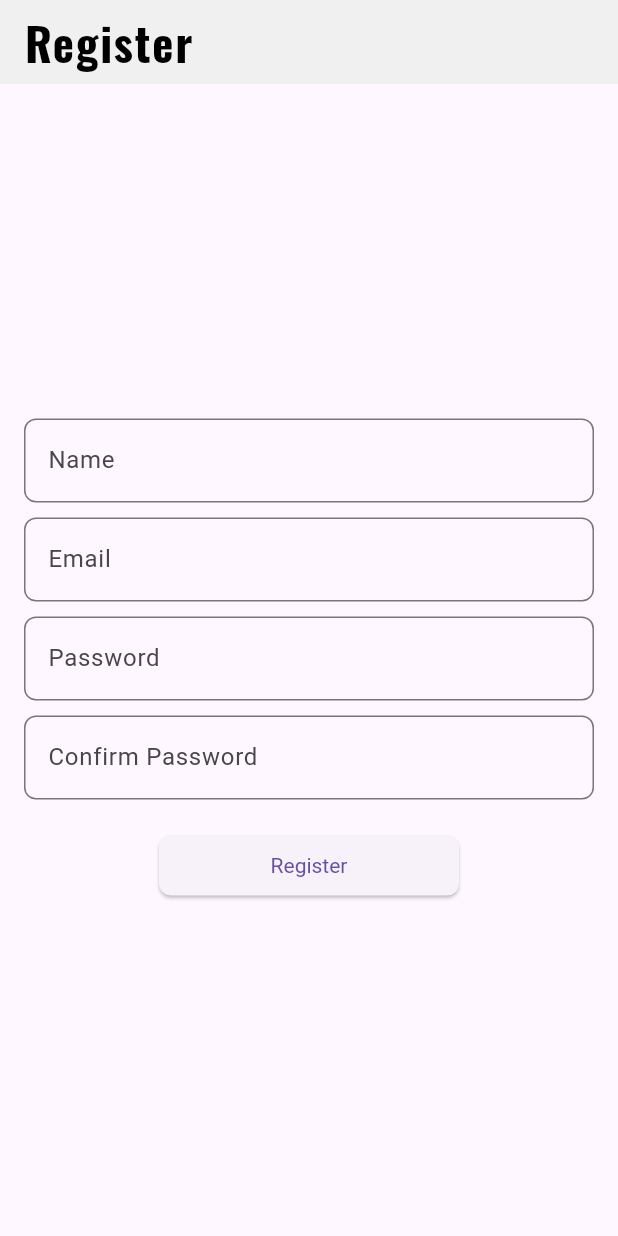
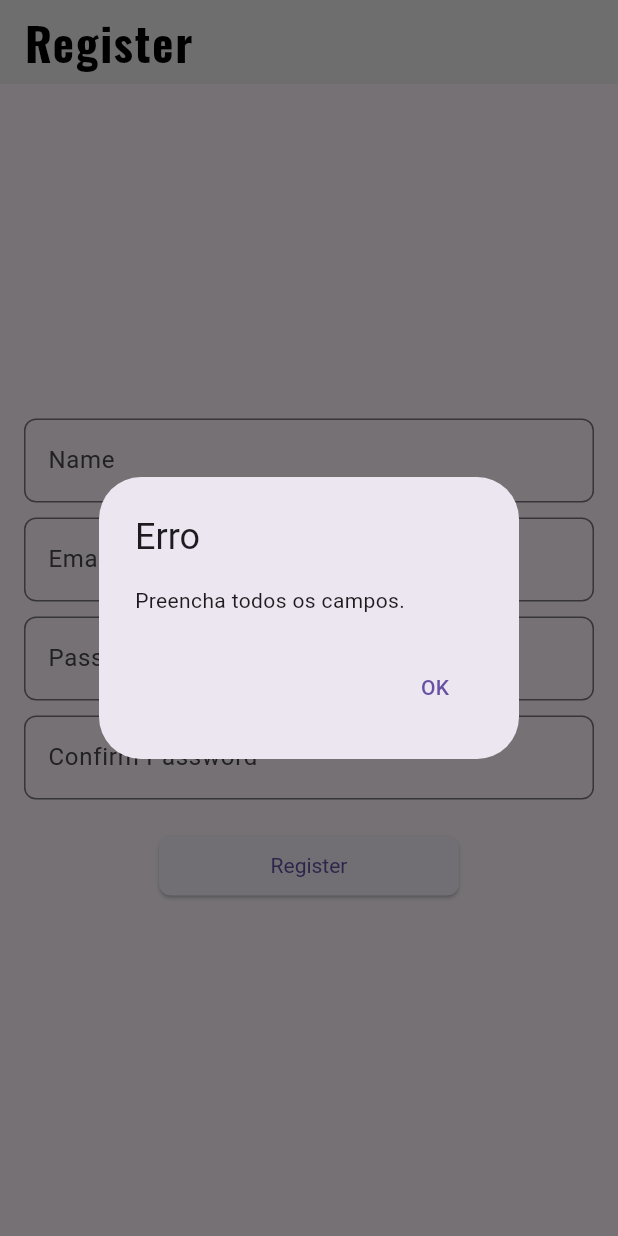
Before and after one commit to leonardomagalhaes21/feup-ESOF, a Flutter app: the RegisterScreen screen opened directly, after a tap on "Register", on a phone screen of 412 x 824 dp. Run offline on Flutter 3.47's test engine with Material 3 defaults, Android fonts, the phone set to English and light mode, and no system bars; our stand-ins replace cloud_firestore, firebase_auth, firebase_core, flutter_rating_bar, google_fonts, image_picker and 1 more; accounts and stored records are empty.

Commit message:
pop ups de aviso adicionados

```diff
--- a/app_code/lib/register_screen.dart
+++ b/app_code/lib/register_screen.dart
@@ -1,5 +1,6 @@
 import 'package:flutter/material.dart';
 import 'package:firebase_auth/firebase_auth.dart';
+import 'package:cloud_firestore/cloud_firestore.dart';
 import 'main.dart';
 import 'package:google_fonts/google_fonts.dart';
 
@@ -14,24 +15,62 @@ class RegisterScreen extends StatelessWidget {
 
   Future<void> _register(BuildContext context) async {
     try {
-      if (_passwordController.text != _confirmPasswordController.text) {
-        print("As senhas não coincidem.");
+      if (_nameController.text.isEmpty ||
+          _emailController.text.isEmpty ||
+          _passwordController.text.isEmpty ||
+          _confirmPasswordController.text.isEmpty) {
+        _showAlertDialog(context, "Preencha todos os campos.");
         return;
       }
 
+      if (_passwordController.text != _confirmPasswordController.text) {
+        _showAlertDialog(context, "As senhas não coincidem.");
+        return;
+      }
+
+      // Criar o usuário no Firebase Auth
       UserCredential userCredential =
           await FirebaseAuth.instance.createUserWithEmailAndPassword(
         email: _emailController.text,
         password: _passwordController.text,
       );
 
+      // Adicionar informações adicionais do usuário ao Firestore
+      await FirebaseFirestore.instance.collection('users').doc(userCredential.user?.uid).set({
+        'name': _nameController.text,
+        'biography': '',
+        'profileImageUrl': '', // Adicione a URL da imagem de perfil, se houver
+      });
+
+      // Navegar para a tela principal após o registro bem-sucedido
       Navigator.pushReplacement(
         context,
         MaterialPageRoute(builder: (context) => const MainScreen()),
       );
     } catch (e) {
       print("Falha no registro: $e");
+      _showAlertDialog(context, "Falha no registro: $e");
     }
+  }
+
+  void _showAlertDialog(BuildContext context, String message) {
+    showDialog(
+      context: context,
+      builder: (BuildContext context) {
+        return AlertDialog(
+          title: Text("Erro"),
+          content: Text(message),
+          actions: [
+            TextButton(
+              onPressed: () {
+                Navigator.of(context).pop();
+              },
+              child: Text("OK"),
+            ),
+          ],
+        );
+      },
+    );
   }
 
   @override
```
Also changed, not shown: app_code/lib/login_screen.dart (+21 -0 lines), 1 other file.
